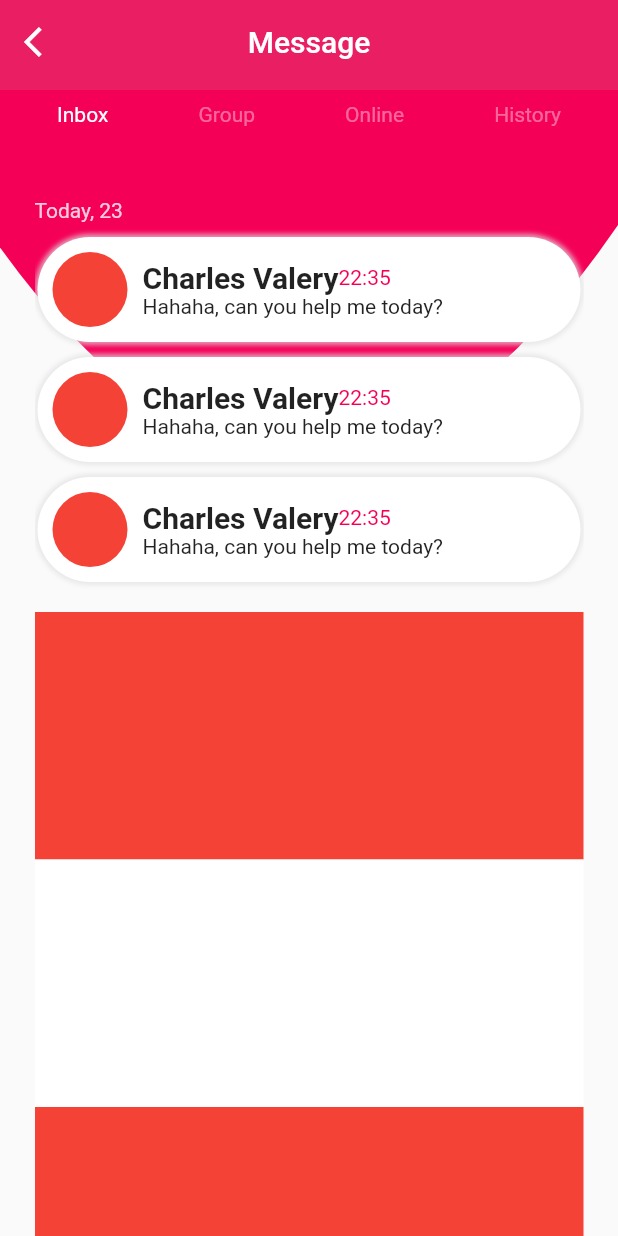
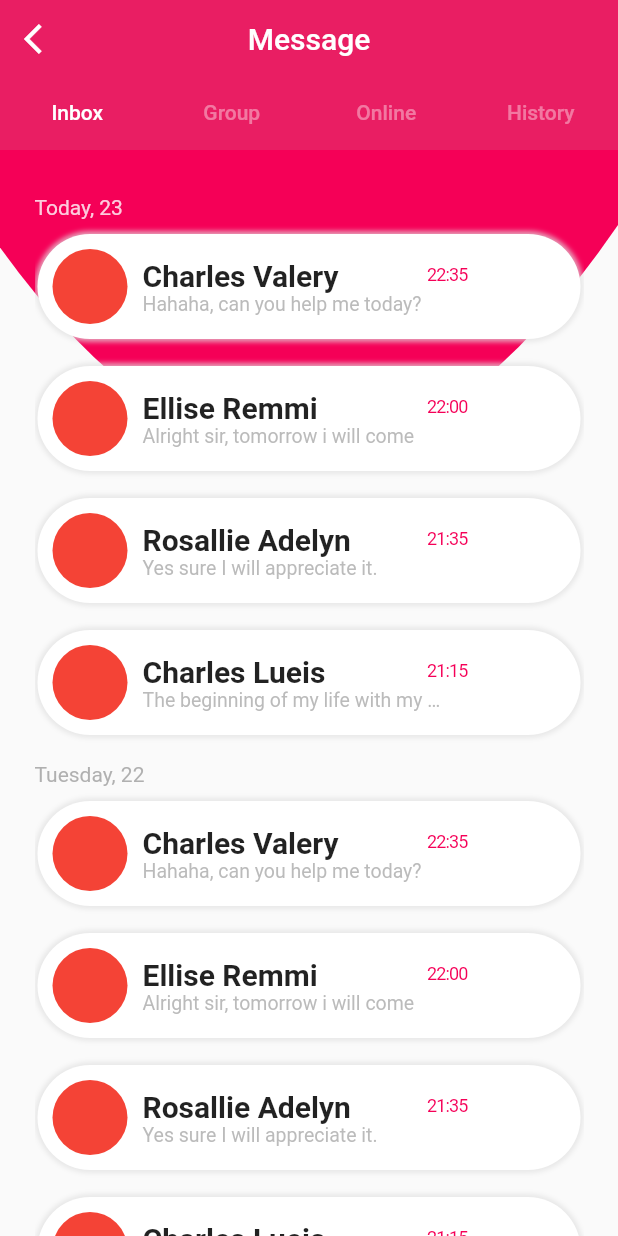
Before and after one commit to harshkumarkhatri/Flutter-UI-14-Chat-App-UI-2, a Flutter app: the screen it shows after launch, on a phone screen of 412 x 824 dp. Run offline on Flutter 3.47's test engine with Material 2 defaults, Android fonts, the phone set to English and light mode, and no system bars.

Commit message:
Completed screen1 and started with screen2

```diff
--- a/lib/screen1.dart
+++ b/lib/screen1.dart
@@ -5,7 +5,16 @@ class Screen1 extends StatefulWidget {
   _Screen1State createState() => _Screen1State();
 }
 
-class _Screen1State extends State<Screen1> {
+class _Screen1State extends State<Screen1> with SingleTickerProviderStateMixin {
+  TabController tabController;
+  int pageIndex;
+
+  @override
+  void initState() {
+    super.initState();
+    tabController = TabController(length: 4, vsync: this, initialIndex: 0);
+  }
+
   @override
   Widget build(BuildContext context) {
     return Scaffold(
@@ -21,50 +30,54 @@ class _Screen1State extends State<Screen1> {
             Column(
               children: [
                 Container(
-                  height: 60,
+                  height: 100,
                   width: MediaQuery.of(context).size.width,
-                  // color: Colors.pink,
+                  child: PreferredSize(
+                    preferredSize: Size.fromHeight(100),
                     child: AppBar(
                       backgroundColor: Colors.pink,
                       title: Text("Message"),
                       centerTitle: true,
                       elevation: 0,
                       leading: Icon(Icons.arrow_back_ios),
+                      bottom: TabBar(
+                        controller: tabController,
+                        unselectedLabelColor: Colors.white.withOpacity(0.4),
+                        onTap: (int index) {
+                          pageIndex = index;
+                        },
+                        indicatorColor: Colors.transparent,
+                        tabs: [
+                          Tab(
+                            child: Text(
+                              "Inbox",
                             ),
                           ),
-                Padding(
-                  padding: const EdgeInsets.all(8.0),
-                  child: Container(
-                    child: Row(
-                      mainAxisAlignment: MainAxisAlignment.spaceAround,
-                      children: [
-                        Text("Inbox", style: TextStyle(color: Colors.white)),
-                        Text(
+                          Tab(
+                            child: Text(
                               "Group",
-                          style: TextStyle(
-                            color: Colors.white.withOpacity(0.4),
                             ),
                           ),
-                        Text(
+                          Tab(
+                            child: Text(
                               "Online",
-                          style: TextStyle(
-                            color: Colors.white.withOpacity(0.4),
                             ),
                           ),
-                        Text(
+                          Tab(
+                            child: Text(
                               "History",
-                          style: TextStyle(
-                            color: Colors.white.withOpacity(0.4),
                             ),
                           ),
                         ],
                       ),
                     ),
                   ),
-                SizedBox(height: 40),
+                ),
                 Expanded(
-                  child: Padding(
-                    padding: const EdgeInsets.only(left: 23.0, right: 23),
+                    child: TabBarView(controller: tabController, children: [
+                  Padding(
+                    padding:
+                        const EdgeInsets.only(left: 23.0, right: 23, top: 30),
                     child: ListView(
                       children: [
                         Text(
@@ -74,19 +87,44 @@ class _Screen1State extends State<Screen1> {
                               0.8,
                             ),
                           ),
-                        ),SizedBox(height:10),chatItems(),chatItems(),chatItems(),
+                        ),
                         SizedBox(height: 10),
-                        Container(height: 165, color: Colors.red),
-                        Container(height: 165, color: Colors.white),
-                        Container(height: 165, color: Colors.red),
-                        Container(height: 65, color: Colors.white),
-                        Container(height: 165, color: Colors.red),
-                        Container(height: 165, color: Colors.white),
-                        Container(height: 165, color: Colors.red)
+                        chatItems("Charles Valery",
+                            "Hahaha, can you help me today?", "22:35"),
+                        chatItems("Ellise Remmi",
+                            "Alright sir, tomorrow i will come", "22:00"),
+                        chatItems("Rosallie Adelyn",
+                            "Yes sure I will appreciate it.", "21:35"),
+                        chatItems(
+                            "Charles Lueis",
+                            "The beginning of my life with my good old friend is lovely.",
+                            "21:15"),
+                        Text(
+                          "Tuesday, 22",
+                          style: TextStyle(
+                            color: Colors.grey.withOpacity(
+                              0.8,
+                            ),
+                          ),
+                        ),
+                        SizedBox(height: 10),
+                        chatItems("Charles Valery",
+                            "Hahaha, can you help me today?", "22:35"),
+                        chatItems("Ellise Remmi",
+                            "Alright sir, tomorrow i will come", "22:00"),
+                        chatItems("Rosallie Adelyn",
+                            "Yes sure I will appreciate it.", "21:35"),
+                        chatItems(
+                            "Charles Lueis",
+                            "The beginning of my life with my good old friend is lovely.",
+                            "21:15"),
                       ],
                     ),
                   ),
-                )
+                  Text("page 1"),
+                  Text("page 2"),
+                  Text("page 3")
+                ]))
               ],
             ),
           ],
@@ -95,12 +133,18 @@ class _Screen1State extends State<Screen1> {
     );
   }
 
-  Widget chatItems() {
+  Widget chatItems(userName, message, time) {
     return Padding(
-      padding: const EdgeInsets.only(bottom: 10,left:2,right:2),
+      padding: const EdgeInsets.only(bottom: 18, left: 2, right: 2),
       child: Container(
         height: 70,
-        decoration: BoxDecoration(boxShadow: [BoxShadow(color: Colors.grey[300].withOpacity(0.7),blurRadius: 2,spreadRadius: 2)],
+        decoration: BoxDecoration(
+          boxShadow: [
+            BoxShadow(
+                color: Colors.grey[300].withOpacity(0.7),
+                blurRadius: 2,
+                spreadRadius: 2)
+          ],
           color: Colors.white,
           borderRadius: BorderRadius.circular(
             50,
@@ -124,23 +168,47 @@ class _Screen1State extends State<Screen1> {
               mainAxisAlignment: MainAxisAlignment.center,
               children: [
                 Row(
-                  mainAxisAlignment: MainAxisAlignment.end,
+                  mainAxisAlignment: MainAxisAlignment.spaceAround,
                   children: [
-                    Text(
-                      "Charles Valery",
+                    Container(
+                      width: 150,
+                      child: Text(
+                        userName,
+                        maxLines: 1,
+                        overflow: TextOverflow.fade,
+                        softWrap: false,
                         style: TextStyle(
                           fontSize: 20,
                           fontWeight: FontWeight.w600,
                         ),
                       ),
-                    // SizedBox(width: 30),
-                    Text("22:35",
+                    ),
+                    SizedBox(width: 40),
+                    Text(
+                      time,
                       style: TextStyle(
-                            fontSize: 14, color: Colors.pinkAccent[400]))
+                        fontSize: 12,
+                        letterSpacing: -0.6,
+                        color: Colors.pinkAccent[400],
+                      ),
+                    ),
                   ],
                 ),
                 Row(
-                  children: [Text("Hahaha, can you help me today?")],
+                  children: [
+                    Container(
+                      width: 200,
+                      child: Text(
+                        message,
+                        maxLines: 1,
+                        overflow: TextOverflow.ellipsis,
+                        style: TextStyle(
+                          color: Colors.grey[500].withOpacity(0.7),
+                          fontSize: 13,
+                        ),
+                      ),
+                    ),
+                  ],
                 )
               ],
             )
@@ -174,64 +242,3 @@ class CurvePainter extends CustomPainter {
     return true;
   }
 }
-
-// class CurvePainter extends CustomPainter {
-//   @override
-//   void paint(Canvas canvas, Size size) {
-//     Path path = Path();
-//     Paint paint = Paint();
-
-//     path = Path();
-
-//     var sw = size.width;
-//     var sh = size.height;
-//     // path.lineTo(0, size.height * 0.5);
-//     // // path.cubicTo(0, sh / 5, sw , sh / 3, sw, sh / 3);
-//     // // path.cubicTo(0, sh * 0.5, sw / 2, sh * 0.5,  (sw / 3), sh * 0.5);
-
-//     // // // top bottom-2
-//     // path.cubicTo(0,  sh*0.5,  sw / 2, sh ,
-//     //      sw / 2,  sh);
-//     //      path.lineTo(sw, size.height );
-
-//     // // bottom top-2
-//     // // path.lineTo(7 * sw / 12, 0);
-//     // // path.cubicTo(
-//     // // 7 * sw / 12, 2 * sh / 5, 7 * sw / 12, 0, 8 * sw / 12,0);
-//     // path.cubicTo( sw / 2, sh, sw ,  sh*0.5,
-//     //     sw, sh * .5);
-
-//     path = Path();
-//     path.lineTo(0, size.height * 0.50);
-
-//     path.quadraticBezierTo(size.width * 0.10, size.height * 0.55,
-//         size.width * 0.50, 1.1 * size.height * 0.99);
-//     path.quadraticBezierTo(
-//       size.width * 0.50,
-//       1.1 * size.height * 0.99,
-//       size.width * 0.96,
-//       size.height * 0.50,
-//     );
-//     // path.cubicTo(sw * .96, sh * .5, sw, sh/2.1, sw, sh/2.05);
-
-//     // path.quadraticBezierTo(
-//     //       size.width / 2, size.height / 2, size.width, size.height * 0.25);
-
-//     //  path.quadraticBezierTo(size.width*0.10, size.height*0.55, size.width*0.22, size.height*0.70);
-//     // path.quadraticBezierTo(size.width*0.30, size.height*0.90, size.width*0.40, size.height*0.75);
-//     // path.quadraticBezierTo(size.width*0.52, size.height*0.50, size.width*0.65, size.height*0.70);
-//     // path.quadraticBezierTo(size.width*0.75, size.height*0.85, size.width, size.height*0.60);
-//     path.quadraticBezierTo(sw * .96, sh * .40, sw, sh/2);
-//     // path.lineTo(sw,sh*.45);
-//     path.lineTo(size.width, 0);
-//     path.close();
-
-//     paint.color = Colors.red;
-//     canvas.drawPath(path, paint);
-//   }
-
-//   @override
-//   bool shouldRepaint(CustomPainter oldDelegate) {
-//     return oldDelegate != this;
-//   }
-// }
```
Lines whose indentation alone changed are shown as unchanged.
